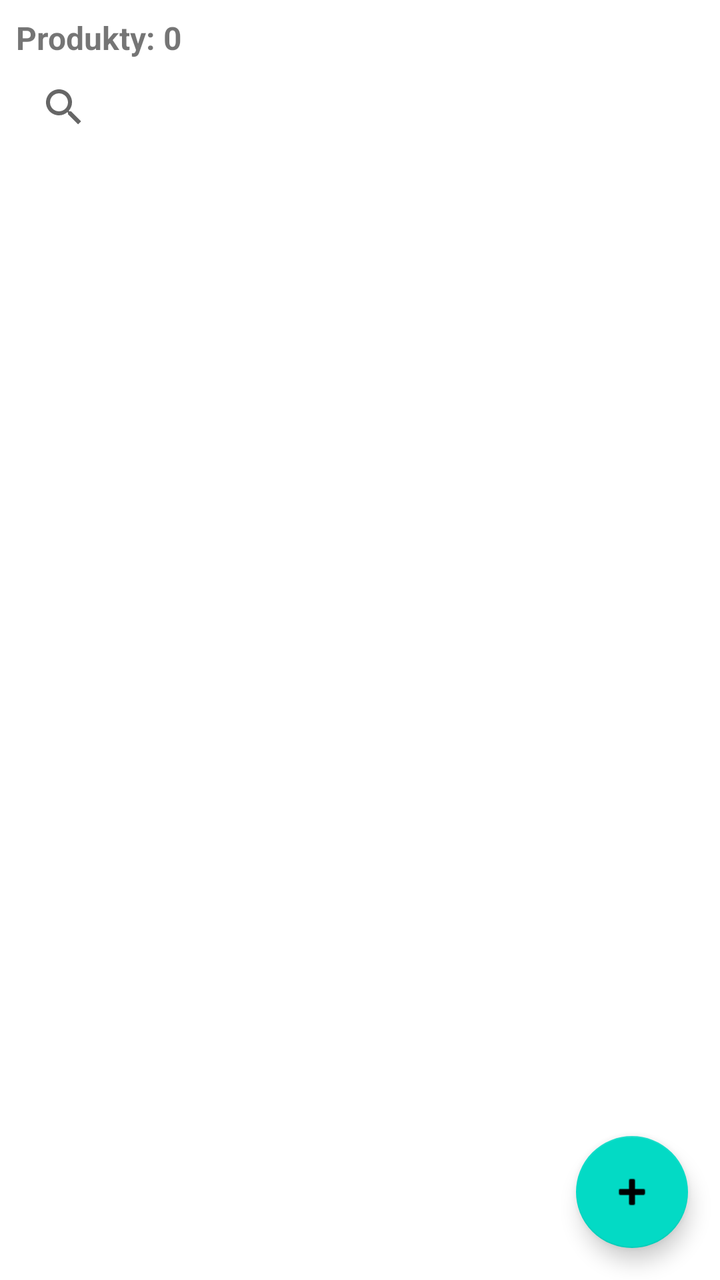
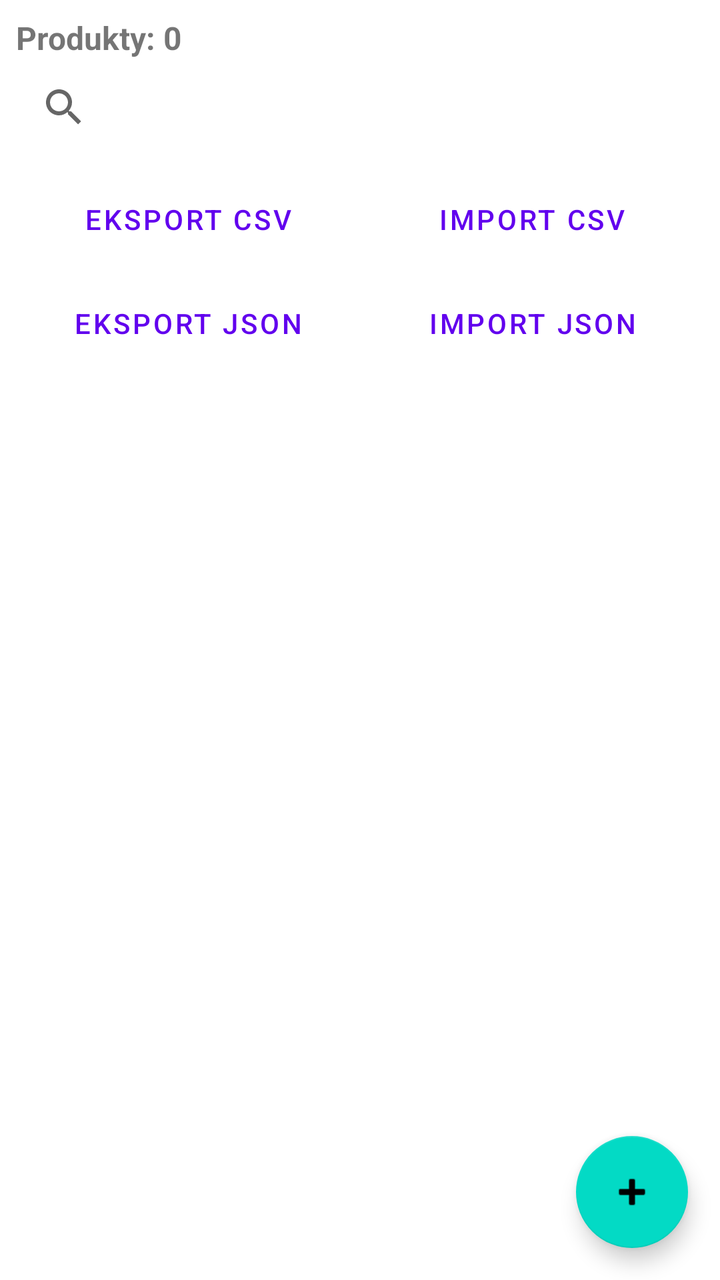

Compare the two renders of this Android layout. The source of the first and the diff that turns it into the second are given below.
<!-- AndroidManifest.xml: application theme Theme.Lab1 -->
<!-- res/layout/fragment_products.xml -->
<?xml version="1.0" encoding="utf-8"?>
<androidx.constraintlayout.widget.ConstraintLayout xmlns:android="http://schemas.android.com/apk/res/android"
    xmlns:app="http://schemas.android.com/apk/res-auto"
    xmlns:tools="http://schemas.android.com/tools"
    android:layout_width="match_parent"
    android:layout_height="match_parent"
    tools:context=".ui.products.ProductsFragment">

    <LinearLayout
        android:id="@+id/header"
        android:layout_width="0dp"
        android:layout_height="wrap_content"
        android:orientation="vertical"
        app:layout_constraintTop_toTopOf="parent"
        app:layout_constraintStart_toStartOf="parent"
        app:layout_constraintEnd_toEndOf="parent"
        android:padding="8dp">

        <TextView
            android:id="@+id/tvProductCount"
            android:layout_width="wrap_content"
            android:layout_height="wrap_content"
            android:text="Produkty: 0"
            android:textStyle="bold"
            android:textSize="16sp" />

        <androidx.appcompat.widget.SearchView
            android:id="@+id/searchView"
            android:layout_width="match_parent"
            android:layout_height="wrap_content"
            android:queryHint="Szukaj produktu..." />
    </LinearLayout>

    <androidx.recyclerview.widget.RecyclerView
        android:id="@+id/recyclerViewProducts"
        android:layout_width="0dp"
        android:layout_height="0dp"
        app:layout_constraintTop_toBottomOf="@id/header"
        app:layout_constraintBottom_toBottomOf="parent"
        app:layout_constraintStart_toStartOf="parent"
        app:layout_constraintEnd_toEndOf="parent"
        tools:listitem="@layout/item_product" />

    <com.google.android.material.floatingactionbutton.FloatingActionButton
        android:id="@+id/fabAddProduct"
        android:layout_width="wrap_content"
        android:layout_height="wrap_content"
        android:title="@string/tooltip_add_product"
        android:contentDescription="@string/text_zapisz"
        app:srcCompat="@android:drawable/ic_input_add"
        app:layout_constraintEnd_toEndOf="parent"
        app:layout_constraintBottom_toBottomOf="parent"
        android:layout_marginEnd="16dp"
        android:layout_marginBottom="16dp" />

</androidx.constraintlayout.widget.ConstraintLayout>
<!-- res/layout/item_product.xml (included above) -->
<androidx.cardview.widget.CardView
    xmlns:android="http://schemas.android.com/apk/res/android"
    xmlns:app="http://schemas.android.com/apk/res-auto"
    android:layout_width="match_parent"
    android:layout_height="wrap_content"
    android:layout_margin="8dp"
    app:cardCornerRadius="8dp"
    app:cardElevation="4dp"
    app:cardBackgroundColor="?attr/colorSurface">

    <LinearLayout
        android:layout_width="match_parent"
        android:layout_height="wrap_content"
        android:orientation="horizontal"
        android:padding="12dp"
        >

        <ImageView
            android:id="@+id/ivCategoryIcon"
            android:layout_width="40dp"
            android:layout_height="40dp"
            android:layout_marginEnd="12dp"
            android:contentDescription="@string/menu_products"
            android:src="@drawable/ic_category_default"
            />
        <LinearLayout
            android:layout_width="0dp"
            android:layout_weight="1"
            android:layout_height="wrap_content"
            android:orientation="vertical"
            >

            <TextView
                android:id="@+id/textName"
                android:layout_width="match_parent"
                android:layout_height="wrap_content"
                android:textAppearance="?attr/textAppearanceBodyLarge"
                android:textColor="?attr/colorOnSurface"
                android:textStyle="bold"
                android:textSize="18sp" />


            <TextView
                android:id="@+id/textCategory"
                android:layout_width="match_parent"
                android:layout_height="wrap_content"
                android:layout_marginBottom="2dp"
                android:textAppearance="?attr/textAppearanceBodyMedium"
                android:textColor="?attr/colorOnSurface"
                android:textSize="16sp" />


            <TextView
                android:id="@+id/textPrice"
                android:layout_width="match_parent"
                android:layout_height="wrap_content"
                android:textAppearance="?attr/textAppearanceBodyMedium"
                android:textColor="?attr/colorOnSurface"
                android:textSize="14sp"
                android:layout_marginBottom="2dp"/>


            <TextView
                android:id="@+id/textExpiry"
                android:layout_width="match_parent"
                android:layout_height="wrap_content"
                android:textAppearance="?attr/textAppearanceBodySmall"
                android:textColor="?attr/colorOnSurface"
                android:textSize="14sp"
                android:layout_marginBottom="2dp"/>


        </LinearLayout>
        <LinearLayout
            android:layout_width="wrap_content"
            android:layout_height="match_parent"
            android:orientation="vertical"
            android:gravity="center">


            <ImageButton
                android:id="@+id/btnEdit"
                android:layout_width="40dp"
                android:layout_height="40dp"
                android:background="?attr/selectableItemBackgroundBorderless"
                android:contentDescription="@string/edit_label"
                android:src="@drawable/ic_edit"
                app:tint="?attr/colorPrimary" />


            <ImageButton
                android:id="@+id/btnDelete"
                android:layout_width="40dp"
                android:layout_height="40dp"
                android:background="?attr/selectableItemBackgroundBorderless"
                android:contentDescription="@string/delete_label"
                android:src="@drawable/ic_delete"
                app:tint="@android:color/holo_red_dark" />
        </LinearLayout>


    </LinearLayout>
</androidx.cardview.widget.CardView>
<!-- resources referenced by this layout -->
<resources>
  <!-- drawable ic_category_default (drawable) -->
  <vector xmlns:android="http://schemas.android.com/apk/res/android" android:height="24dp" android:tint="#000000" android:viewportHeight="960" android:viewportWidth="960" android:width="24dp">
        
      <path android:fillColor="@android:color/white" android:pathData="M800,880L800,80L880,80L880,880L800,880ZM80,880L80,80L160,80L160,880L80,880ZM520,400L520,280L720,280L720,400L520,400ZM240,400L240,280L440,280L440,400L240,400ZM520,680L520,560L720,560L720,680L520,680ZM240,680L240,560L440,560L440,680L240,680Z"/>
      
  </vector>
  <!-- drawable ic_delete (drawable) -->
  <vector xmlns:android="http://schemas.android.com/apk/res/android" android:height="24dp" android:tint="#000000" android:viewportHeight="24" android:viewportWidth="24" android:width="24dp">
        
      <path android:fillColor="@android:color/white" android:pathData="M6,19c0,1.1 0.9,2 2,2h8c1.1,0 2,-0.9 2,-2V7H6v12zM19,4h-3.5l-1,-1h-5l-1,1H5v2h14V4z"/>
      
  </vector>
  <!-- drawable ic_edit (drawable) -->
  <vector xmlns:android="http://schemas.android.com/apk/res/android" android:height="24dp" android:tint="#000000" android:viewportHeight="960" android:viewportWidth="960" android:width="24dp">
        
      <path android:fillColor="@android:color/white" android:pathData="M200,760L257,760L648,369L591,312L200,703L200,760ZM120,840L120,670L648,143Q660,132 674.5,126Q689,120 705,120Q721,120 736,126Q751,132 762,144L817,200Q829,211 834.5,226Q840,241 840,256Q840,272 834.5,286.5Q829,301 817,313L290,840L120,840ZM760,256L760,256L704,200L704,200L760,256ZM619,341L591,312L591,312L648,369L648,369L619,341Z"/>
      
  </vector>
  <string name="delete_label">Usuń produkt</string>
  <string name="edit_label">Edytuj produkt</string>
  <string name="menu_products">Products</string>
  <string name="text_zapisz">Zapisz</string>
  <string name="tooltip_add_product">Add Product</string>
  <style name="Theme.Lab1" parent="Theme.MaterialComponents.DayNight.DarkActionBar">
          
          <item name="colorPrimary">@color/purple_500</item>
          <item name="colorPrimaryVariant">@color/purple_700</item>
          <item name="colorOnPrimary">@color/white</item>
          
          <item name="colorSecondary">@color/teal_200</item>
          <item name="colorSecondaryVariant">@color/teal_700</item>
          <item name="colorOnSecondary">@color/black</item>
          
          <item name="android:statusBarColor">?attr/colorPrimaryVariant</item>
          
      </style>
  <color name="purple_500">#FF6200EE</color>
  <color name="purple_700">#FF3700B3</color>
  <color name="white">#FFFFFFFF</color>
  <color name="teal_200">#FF03DAC5</color>
  <color name="teal_700">#FF018786</color>
  <color name="black">#FF000000</color>
</resources>

<!-- the commit's change to res/layout/fragment_products.xml (unified diff, before → after) -->
@@ -29,6 +29,74 @@
             android:layout_width="match_parent"
             android:layout_height="wrap_content"
             android:queryHint="Szukaj produktu..." />
+
+        <LinearLayout
+            android:layout_width="match_parent"
+            android:layout_height="wrap_content"
+            android:orientation="vertical"
+            android:gravity="center"
+            android:layout_marginTop="8dp">
+
+            <LinearLayout
+                style="?android:attr/buttonBarStyle"
+                android:layout_width="match_parent"
+                android:layout_height="wrap_content"
+                android:orientation="horizontal"
+                android:layout_marginBottom="4dp">
+
+                <Button
+                    android:id="@+id/btnExportCSV"
+                    style="?android:attr/buttonBarButtonStyle"
+                    android:layout_width="0dp"
+                    android:layout_height="wrap_content"
+                    android:layout_weight="1"
+                    android:text="@string/export_CSV_label"
+                    android:textSize="14sp"
+                    android:ellipsize="none"
+                    android:singleLine="false" />
+
+                <Button
+                    android:id="@+id/btnImportCSV"
+                    style="?android:attr/buttonBarButtonStyle"
+                    android:layout_width="0dp"
+                    android:layout_height="wrap_content"
+                    android:layout_weight="1"
+                    android:text="@string/import_CSV_label"
+                    android:textSize="14sp"
+                    android:ellipsize="none"
+                    android:singleLine="false" />
+            </LinearLayout>
+
+            <LinearLayout
+                style="?android:attr/buttonBarStyle"
+                android:layout_width="match_parent"
+                android:layout_height="wrap_content"
+                android:orientation="horizontal">
+
+                <Button
+                    android:id="@+id/btnExportJSON"
+                    style="?android:attr/buttonBarButtonStyle"
+                    android:layout_width="0dp"
+                    android:layout_height="wrap_content"
+                    android:layout_weight="1"
+                    android:text="@string/export_JSON_label"
+                    android:textSize="14sp"
+                    android:ellipsize="none"
+                    android:singleLine="false" />
+
+                <Button
+                    android:id="@+id/btnImportJSON"
+                    style="?android:attr/buttonBarButtonStyle"
+                    android:layout_width="0dp"
+                    android:layout_height="wrap_content"
+                    android:layout_weight="1"
+                    android:text="@string/import_JSON_label"
+                    android:textSize="14sp"
+                    android:ellipsize="none"
+                    android:singleLine="false" />
+            </LinearLayout>
+
+        </LinearLayout>
     </LinearLayout>
 
     <androidx.recyclerview.widget.RecyclerView
@@ -63,7 +131,7 @@
     android:layout_margin="8dp"
     app:cardCornerRadius="8dp"
     app:cardElevation="4dp"
-    app:cardBackgroundColor="?attr/colorSurface">
+    app:cardBackgroundColor="@color/white">
 
     <LinearLayout
         android:layout_width="match_parent"
<!-- resource entries referenced after the edit -->
@@ -20,6 +20,10 @@
   </vector>
   <string name="delete_label">Usuń produkt</string>
   <string name="edit_label">Edytuj produkt</string>
+  <string name="export_CSV_label">Eksport CSV</string>
+  <string name="export_JSON_label">Eksport JSON</string>
+  <string name="import_CSV_label">Import CSV</string>
+  <string name="import_JSON_label">Import JSON</string>
   <string name="menu_products">Products</string>
   <string name="text_zapisz">Zapisz</string>
   <string name="tooltip_add_product">Add Product</string>
